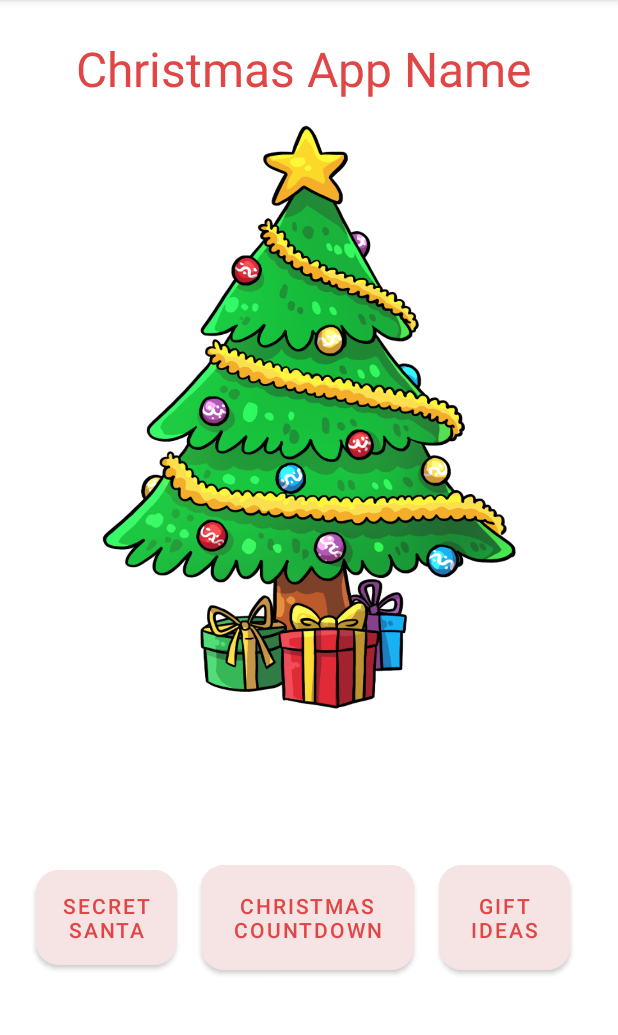
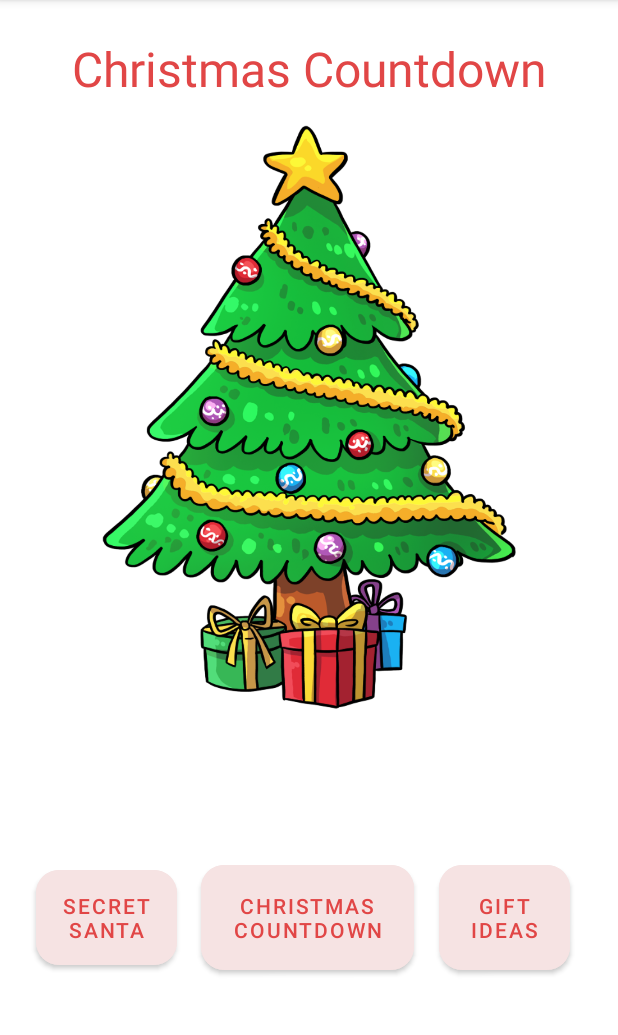
Before and after one commit to shae-kelly/Project3, an Android app: the screen it shows after launch (MainActivity), on a phone screen of 412 x 824 dp, the part 84-1119 px from its top. Run offline under Robolectric (Android 15) with nearby library versions, the phone set to English and light mode, and no system bars; Roboto replaces fonts that are not available here.

Commit message:
updated app name

```diff
--- a/Project3/app/src/main/res/layout/activity_main.xml
+++ b/Project3/app/src/main/res/layout/activity_main.xml
@@ -13,7 +13,7 @@
         android:layout_height="wrap_content"
         android:layout_marginTop="24dp"
         android:fontFamily="@font/gabriela"
-        android:text="Christmas App Name "
+        android:text="Christmas Countdown"
         android:textColor="#E14646"
         android:textSize="32sp"
         app:layout_constraintEnd_toEndOf="parent"
```
